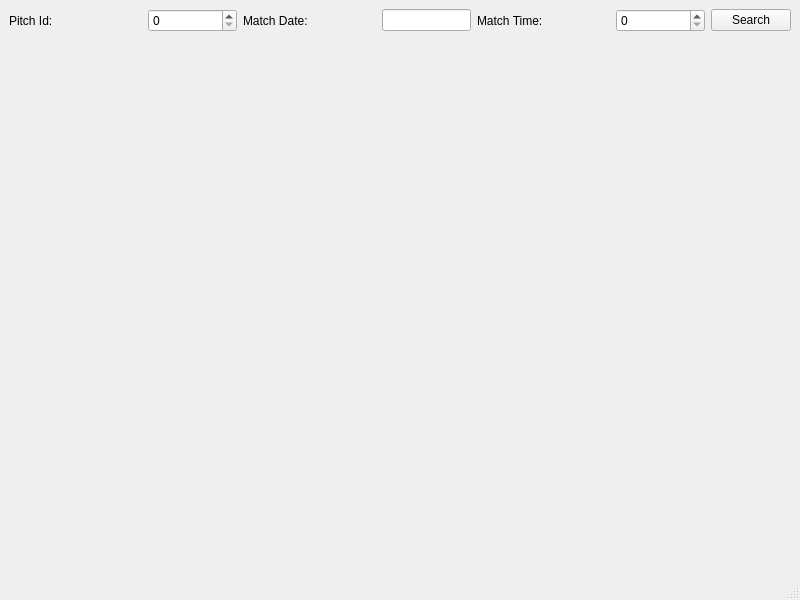
This is mainwindow.ui in EmreBilal98/QWidget_Match_Highlights as Qt 5 draws it before an edit. The edited form follows.
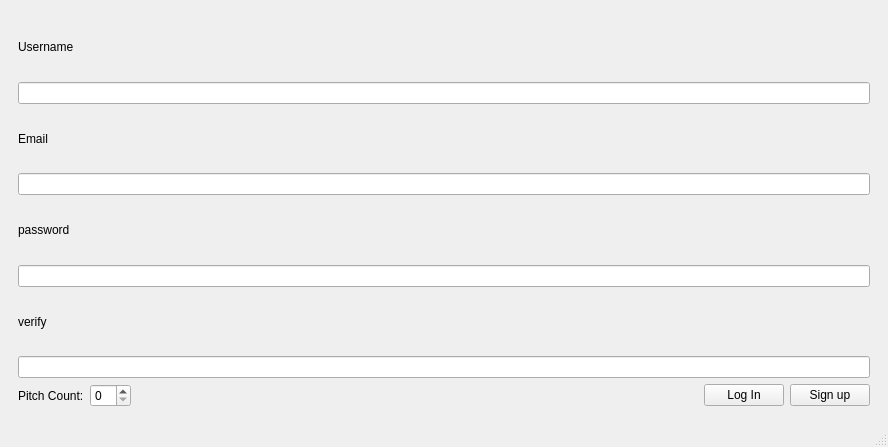
This is the edited form.

```diff
--- a/mainwindow.ui
+++ b/mainwindow.ui
@@ -6,19 +6,74 @@
    <rect>
     <x>0</x>
     <y>0</y>
-    <width>800</width>
-    <height>600</height>
+    <width>888</width>
+    <height>447</height>
    </rect>
   </property>
   <property name="windowTitle">
    <string>MainWindow</string>
   </property>
   <widget class="QWidget" name="centralwidget">
-   <layout class="QGridLayout" name="gridLayout">
-    <item row="0" column="0">
-     <layout class="QVBoxLayout" name="verticalLayout" stretch="1,10">
-      <item>
-       <layout class="QHBoxLayout" name="IdLayout" stretch="3,2,3,2,3,2,0">
+   <layout class="QVBoxLayout" name="verticalLayout">
+    <item>
+     <widget class="QStackedWidget" name="stackedWidget">
+      <property name="currentIndex">
+       <number>2</number>
+      </property>
+      <widget class="QWidget" name="RecordPage">
+       <layout class="QGridLayout" name="gridLayout_2">
+        <item row="0" column="0">
+         <layout class="QGridLayout" name="gridLayout_3">
+          <item row="0" column="0">
+           <layout class="QHBoxLayout" name="IdLayout" stretch="3,2,3,2,3,2,0">
+            <item>
+             <widget class="QLabel" name="label">
+              <property name="text">
+               <string>Pitch Id:</string>
+              </property>
+             </widget>
+            </item>
+            <item>
+             <widget class="QSpinBox" name="pitch_spinbox"/>
+            </item>
+            <item>
+             <widget class="QLabel" name="label_3">
+              <property name="text">
+               <string>Match Date:</string>
+              </property>
+             </widget>
+            </item>
+            <item>
+             <widget class="QLineEdit" name="date_lineEdit"/>
+            </item>
+            <item>
+             <widget class="QLabel" name="label_2">
+              <property name="text">
+               <string>Match Time:</string>
+              </property>
+             </widget>
+            </item>
+            <item>
+             <widget class="QSpinBox" name="time_spinbox"/>
+            </item>
+            <item>
+             <widget class="QPushButton" name="search_button">
+              <property name="text">
+               <string>Search</string>
+              </property>
+             </widget>
+            </item>
+           </layout>
+          </item>
+          <item row="1" column="0">
+           <layout class="QHBoxLayout" name="videoLayout"/>
+          </item>
+         </layout>
+        </item>
+       </layout>
+      </widget>
+      <widget class="QWidget" name="LoginPage">
+       <layout class="QVBoxLayout" name="verticalLayout_2">
         <item>
          <widget class="QLabel" name="label">
           <property name="text">
@@ -49,19 +104,98 @@
         <item>
          <widget class="QSpinBox" name="time_spinbox"/>
         </item>
+       </layout>
+      </widget>
+      <widget class="QWidget" name="SignUPage">
+       <layout class="QHBoxLayout" name="horizontalLayout_2">
         <item>
-         <widget class="QPushButton" name="search_button">
-          <property name="text">
-           <string>Search</string>
-          </property>
-         </widget>
+         <layout class="QVBoxLayout" name="verticalLayout_3">
+          <item>
+           <widget class="QLabel" name="label_4">
+            <property name="text">
+             <string>Username</string>
+            </property>
+           </widget>
+          </item>
+          <item>
+           <widget class="QLineEdit" name="lineEdit_suUsername"/>
+          </item>
+          <item>
+           <widget class="QLabel" name="label_9">
+            <property name="text">
+             <string>Email</string>
+            </property>
+           </widget>
+          </item>
+          <item>
+           <widget class="QLineEdit" name="lineEdit_suEmail"/>
+          </item>
+          <item>
+           <widget class="QLabel" name="label_5">
+            <property name="text">
+             <string>password</string>
+            </property>
+           </widget>
+          </item>
+          <item>
+           <widget class="QLineEdit" name="lineEdit_suPass"/>
+          </item>
+          <item>
+           <widget class="QLabel" name="label_6">
+            <property name="text">
+             <string>verify</string>
+            </property>
+           </widget>
+          </item>
+          <item>
+           <widget class="QLineEdit" name="lineEdit_suPassVerify"/>
+          </item>
+          <item>
+           <layout class="QHBoxLayout" name="horizontalLayout">
+            <item>
+             <widget class="QLabel" name="label_10">
+              <property name="text">
+               <string>Pitch Count:</string>
+              </property>
+             </widget>
+            </item>
+            <item>
+             <widget class="QSpinBox" name="spinBox_pCount"/>
+            </item>
+            <item>
+             <spacer name="horizontalSpacer">
+              <property name="orientation">
+               <enum>Qt::Orientation::Horizontal</enum>
+              </property>
+              <property name="sizeHint" stdset="0">
+               <size>
+                <width>40</width>
+                <height>20</height>
+               </size>
+              </property>
+             </spacer>
+            </item>
+            <item>
+             <widget class="QPushButton" name="btnsuLogIn">
+              <property name="text">
+               <string>Log In</string>
+              </property>
+             </widget>
+            </item>
+            <item>
+             <widget class="QPushButton" name="btnSuSignUp">
+              <property name="text">
+               <string>Sign up</string>
+              </property>
+             </widget>
+            </item>
+           </layout>
+          </item>
+         </layout>
         </item>
        </layout>
-      </item>
-      <item>
-       <layout class="QHBoxLayout" name="videoLayout"/>
-      </item>
-     </layout>
+      </widget>
+     </widget>
     </item>
    </layout>
   </widget>
```
Left out of the diff: 76 changed lines with no effect on the pictures.
